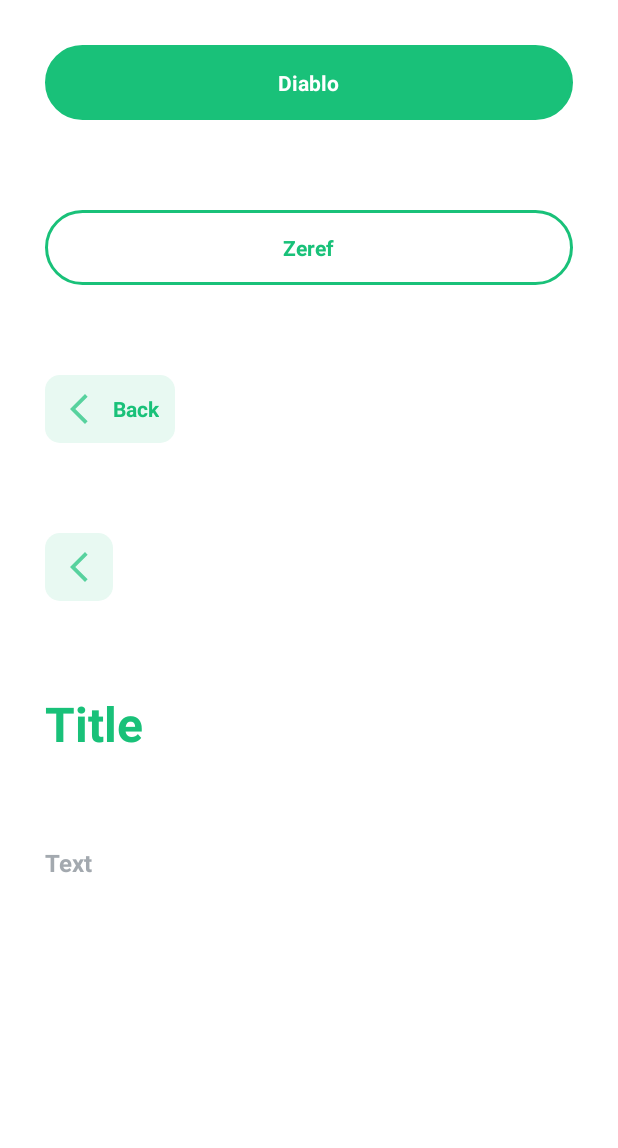
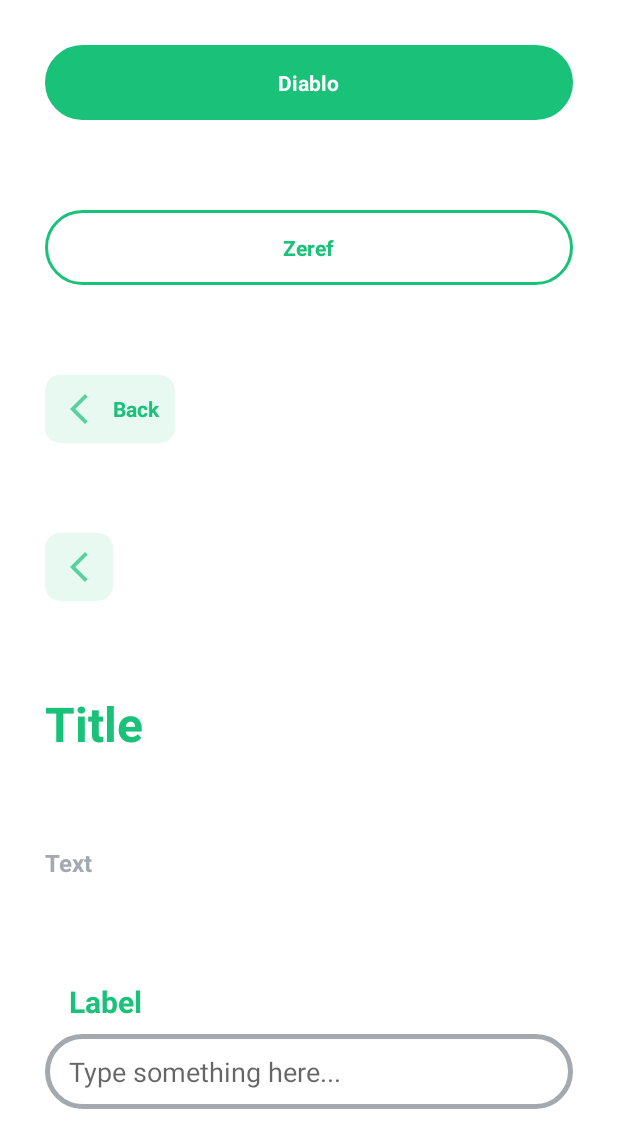
Before and after one commit to b1amage/grocery-app, an Android app: the screen it shows after launch (Preview), on a phone screen of 412 x 824 dp. Shown: the top 1148 px of the screen. Run offline under Robolectric (Android 15) with nearby library versions, the light colour scheme and no system bars.

Commit message:
feat: input UI

```diff
--- a/app/src/main/java/com/example/myapplication/Preview.java
+++ b/app/src/main/java/com/example/myapplication/Preview.java
@@ -3,11 +3,13 @@ package com.example.myapplication;
 import androidx.appcompat.app.AppCompatActivity;
 
 import android.graphics.Color;
+import android.graphics.drawable.GradientDrawable;
 import android.os.Bundle;
 import android.view.View;
 import android.widget.Toast;
 
 import com.example.myapplication.utilities.Button;
+import com.example.myapplication.utilities.Input;
 import com.example.myapplication.utilities.Text;
 
 public class Preview extends AppCompatActivity {
@@ -15,6 +17,7 @@ public class Preview extends AppCompatActivity {
     private Button inactiveButton = new Button(R.id.inactive_button, this);
     private Button navButton = new Button(R.id.navbar_button, this);
     private Button iconButton = new Button(R.id.icon_button, this);
+    private Input input = new Input(R.id.input, this);
 
     private Text title = new Text(R.id.title, this);
     private Text text = new Text(R.id.text, this);
@@ -35,7 +38,10 @@ public class Preview extends AppCompatActivity {
 
         title.createTitle(32, "Title", R.color.primary_100);
         text.createText(16, "Text", R.color.tertiary_gray);
+
+        input.createInput("Label", 20, R.color.primary_100, "Type something here...");
     }
+
 
     // onClick function for active button
     private View.OnClickListener activeButtonClick(){
--- a/app/src/main/java/com/example/myapplication/utilities/Button.java
+++ b/app/src/main/java/com/example/myapplication/utilities/Button.java
@@ -1,6 +1,7 @@
 package com.example.myapplication.utilities;
 
 import android.app.Activity;
+import android.content.res.ColorStateList;
 import android.graphics.Color;
 import android.graphics.Typeface;
 import android.view.View;
@@ -31,11 +32,14 @@ public class Button {
         buttonText = button.findViewById(R.id.button_text);
     }
 
+    private ColorStateList setColor(int color){
+        return ContextCompat.getColorStateList(this.activity.getApplicationContext(), color);
+    }
     // custom active button
     public void createActiveButton(String text, View.OnClickListener onClickFunction){
         getButtonElement();
 
-        button.setBackgroundTintList(ContextCompat.getColorStateList(this.activity.getApplicationContext(), R.color.primary_100));
+        button.setBackgroundTintList(setColor(R.color.primary_100));
         buttonIcon.setVisibility(View.GONE);
         buttonText.setTextColor(Color.WHITE);
         buttonText.setText(text);
--- /dev/null
+++ b/app/src/main/java/com/example/myapplication/utilities/Input.java
@@ -0,0 +1,60 @@
+package com.example.myapplication.utilities;
+
+import android.app.Activity;
+import android.graphics.drawable.GradientDrawable;
+import android.text.Editable;
+import android.text.TextWatcher;
+import android.widget.EditText;
+import android.widget.LinearLayout;
+
+import com.example.myapplication.R;
+
+public class Input {
+    protected int inputId;
+    protected Activity activity;
+    protected LinearLayout inputLayout;
+
+    private Text label;
+    private EditText inputText;
+
+    private GradientDrawable drawable;
+
+    public Input(int inputId, Activity _activity) {
+        this.inputId = inputId;
+        this.activity = _activity;
+    }
+
+    private void getInputElement(){
+        inputLayout = activity.findViewById(inputId);
+        label = new Text(R.id.label, activity);
+        inputText = inputLayout.findViewById(R.id.inputText);
+        drawable = (GradientDrawable)inputText.getBackground();
+        drawable.mutate(); // only change this instance of the xml, not all components using this xml
+    }
+
+    // custom input
+    public void createInput(String title, int size, int labelColor,String placeholder){
+        getInputElement();
+        label.createTitle(size,title, labelColor);
+        inputText.setHint(placeholder);
+        drawable.setStroke(5, inputText.getResources().getColor(R.color.tertiary_gray)); // set stroke width and stroke color
+
+        inputText.addTextChangedListener(new TextWatcher() {
+            @Override
+            public void beforeTextChanged(CharSequence charSequence, int i, int i1, int i2) {
+
+            }
+
+            @Override
+            public void onTextChanged(CharSequence charSequence, int i, int i1, int i2) {
+                int textLength = inputText.getText().toString().length();
+                drawable.setStroke(5, inputText.getResources().getColor(textLength > 0 ? R.color.primary_100 : R.color.tertiary_gray)); // set stroke width and stroke color
+            }
+
+            @Override
+            public void afterTextChanged(Editable editable) {
+
+            }
+        });
+    }
+}
--- a/app/src/main/res/layout/activity_preview.xml
+++ b/app/src/main/res/layout/activity_preview.xml
@@ -18,6 +18,8 @@
 
         <include layout="@layout/text" android:id="@+id/title" android:layout_width="match_parent" android:layout_height="wrap_content" android:layout_margin="30dp"/>
         <include layout="@layout/text" android:id="@+id/text" android:layout_width="match_parent" android:layout_height="wrap_content" android:layout_margin="30dp"/>
+        <include layout="@layout/input" android:id="@+id/input" android:layout_width="match_parent" android:layout_height="wrap_content" android:layout_margin="30dp" />
+            />
     </LinearLayout>
 
 </ScrollView>
--- /dev/null
+++ b/app/src/main/res/layout/input.xml
@@ -0,0 +1,16 @@
+<?xml version="1.0" encoding="utf-8"?>
+<LinearLayout xmlns:android="http://schemas.android.com/apk/res/android"
+    android:layout_width="match_parent"
+    android:layout_height="wrap_content"
+    android:orientation="vertical">
+
+    <include layout="@layout/text" android:id="@+id/label" android:layout_width="match_parent" android:layout_height="wrap_content" android:layout_marginHorizontal="16dp" android:layout_marginVertical="8dp" />
+
+    <EditText
+        android:id="@+id/inputText"
+        android:layout_width="match_parent"
+        android:layout_height="wrap_content"
+        android:hint="Enter something"
+        android:background="@drawable/button_shape"
+        android:paddingHorizontal="16dp"/>
+</LinearLayout>
```
